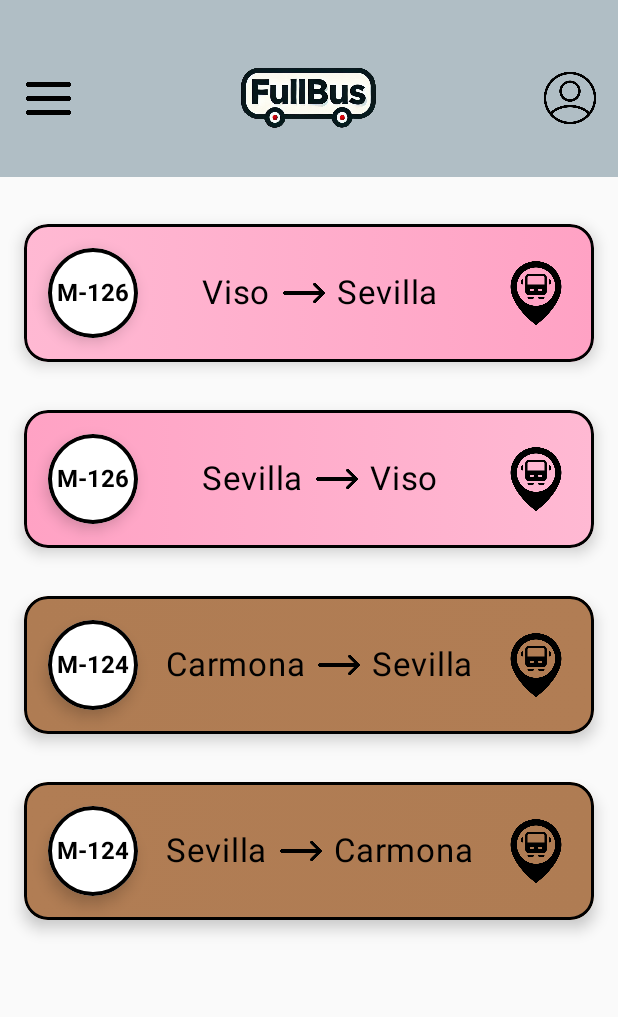
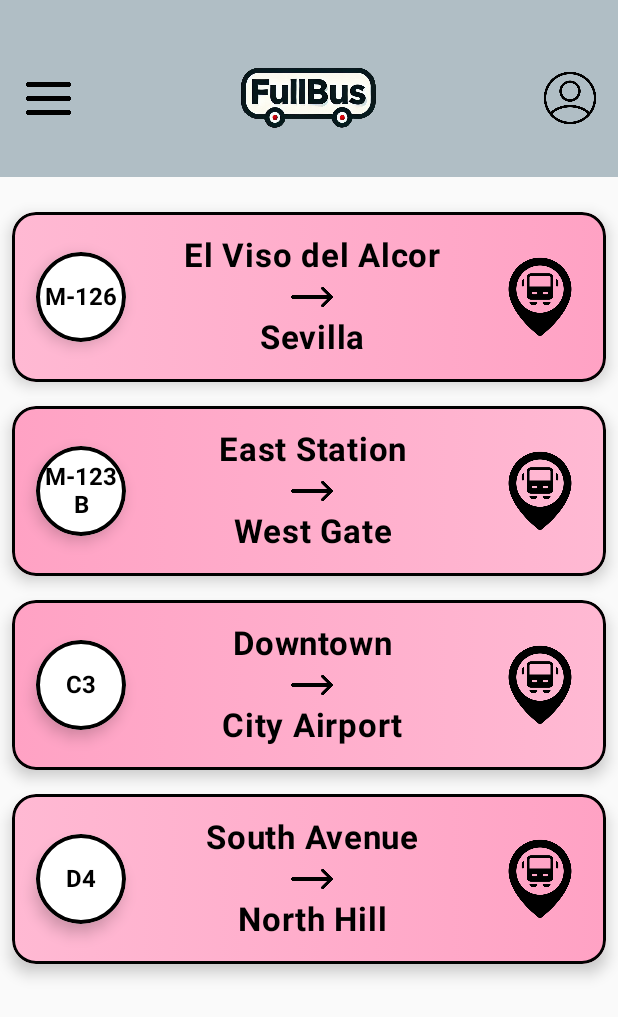
Before and after one commit to Adri833/FullBus, an Android app built with Jetpack Compose: the screen it shows after launch (MainActivity), on a phone screen of 412 x 824 dp. Shown: the top 1017 px of the screen. Run offline under Robolectric (Android 15) with nearby library versions, the phone set to English and light mode, and no system bars; our stand-ins replace AdMob, Dagger/Hilt's generated code; 1 statement that could not run was skipped.

Commit message:
Implementacion recycler y arreglos.

```diff
--- a/app/src/main/java/es/thatapps/fullbus/navigation/NavigationHost.kt
+++ b/app/src/main/java/es/thatapps/fullbus/navigation/NavigationHost.kt
@@ -7,7 +7,7 @@ import androidx.navigation.compose.composable
 import androidx.navigation.compose.rememberNavController
 import es.thatapps.fullbus.presentation.login.LoginScreen
 import es.thatapps.fullbus.presentation.register.RegisterScreen
-import es.thatapps.fullbus.presentation.main.MainScreen
+import es.thatapps.fullbus.presentation.home.presentation.MainScreen
 
 
 @Composable
--- a/app/src/main/java/es/thatapps/fullbus/presentation/components/BusInfoBox.kt
+++ b/app/src/main/java/es/thatapps/fullbus/presentation/components/BusInfoBox.kt
@@ -17,7 +17,9 @@ import androidx.compose.ui.draw.shadow
 import androidx.compose.ui.graphics.Brush
 import androidx.compose.ui.graphics.Color
 import androidx.compose.ui.res.painterResource
+import androidx.compose.ui.text.TextStyle
 import androidx.compose.ui.text.font.FontWeight.Companion.Bold
+import androidx.compose.ui.text.style.TextAlign
 import androidx.compose.ui.tooling.preview.Preview
 import androidx.compose.ui.unit.dp
 import androidx.compose.ui.unit.sp
@@ -30,13 +32,12 @@ fun BusInfoBox(
     backgroundColor2: Color,
     origin: String,
     destination: String,
-    busIcon: Int,
     onClick: () -> Unit // Maneja el click
 ) {
     Card(
         modifier = Modifier
             .fillMaxWidth()
-            .padding(16.dp)
+            .padding(8.dp)
             .shadow(elevation = 6.dp, shape = RoundedCornerShape(16.dp)) // Sombra
             .border(2.dp, Color.Black, shape = RoundedCornerShape(16.dp)) // Borde negro
             .clickable(onClick = onClick), // Hacer que el Card sea clicable
@@ -77,35 +78,60 @@ fun BusInfoBox(
                         text = lineNumber,
                         fontSize = 16.sp,
                         color = Color.Black,
-                        style = androidx.compose.ui.text.TextStyle( // negrita
-                            fontWeight = Bold))
+                        textAlign = TextAlign.Center,
+                        style = TextStyle(fontWeight = Bold), // negrita
+                        modifier = Modifier
+                            .width(50.dp)
+                    )
                 }
 
                 Spacer(modifier = Modifier.width(16.dp))
 
                 // Columna para origen y destino con la flecha
-                Row(
-                    verticalAlignment = Alignment.CenterVertically
+                Column(
+                    horizontalAlignment = Alignment.CenterHorizontally,
+                    modifier = Modifier
+                        .wrapContentSize()
                 ) {
-                    Text(text = origin, fontSize = 22.sp, color = Color.Black)
+                    Text(
+                        text = origin,
+                        fontSize = 22.sp,
+                        color = Color.Black,
+                        textAlign = TextAlign.Center,
+                        fontWeight = Bold,
+                        modifier = Modifier
+                            .width(180.dp)
+                    )
+
                     Spacer(modifier = Modifier.width(8.dp))
+
                     Image(
                         painter = painterResource(id = R.drawable.ic_arrow2),
                         contentDescription = "Arrow Icon",
                         modifier = Modifier.size(28.dp)
                     )
+
                     Spacer(modifier = Modifier.width(8.dp))
-                    Text(text = destination, fontSize = 22.sp, color = Color.Black)
+
+                    Text(
+                        text = destination,
+                        fontSize = 22.sp,
+                        color = Color.Black,
+                        textAlign = TextAlign.Center,
+                        fontWeight = Bold,
+                        modifier = Modifier
+                            .width(180.dp)
+                    )
                 }
-
 
                 Spacer(modifier = Modifier.width(16.dp))
 
                 // Ícono del bus a la derecha
                 Image(
-                    painter = painterResource(id = busIcon),
+                    modifier = Modifier
+                        .size(56.dp),
+                    painter = painterResource(id = R.drawable.ic_bus),
                     contentDescription = "Bus Icon",
-                    modifier = Modifier.size(45.dp)
                 )
             }
         }
@@ -119,9 +145,8 @@ fun PreviewBusInfoBox() {
         lineNumber = "M-126",
         backgroundColor1 = Color(0xFFffb9d3),
         backgroundColor2 = Color(0xFFffa2c4),
-        origin = "Viso",
+        origin = "El Viso del Alcor",
         destination = "Sevilla",
-        busIcon = R.drawable.ic_bus,
         onClick = {}
     )
 }
--- /dev/null
+++ b/app/src/main/java/es/thatapps/fullbus/presentation/home/domain/BusLineDomain.kt
@@ -0,0 +1,59 @@
+package es.thatapps.fullbus.presentation.home.domain
+
+import androidx.compose.ui.graphics.Color
+
+data class BusLineDomain(
+    val line: String,
+    val origin: String,
+    val destination: String,
+    val color: BusLineColorsDomain,
+)
+
+data class BusLineColorsDomain(
+    val colorBase: Color,
+    val colorAccent: Color,
+)
+
+object BusLineMockData {
+    // Obtenber lista mokeada
+    fun getMockBusLines(): List<BusLineDomain> {
+        return listOf(
+            BusLineDomain(
+                line = "M-126",
+                origin = "El Viso del Alcor",
+                destination = "Sevilla",
+                color = BusLineColorsDomain(
+                    colorBase = Color(0xFFffb9d3),
+                    colorAccent = Color(0xFFffa2c4)
+                )
+            ),
+            BusLineDomain(
+                line = "M-123B",
+                origin = "East Station",
+                destination = "West Gate",
+                color = BusLineColorsDomain(
+                    colorBase = Color(0xFFffa2c4),
+                    colorAccent = Color(0xFFffb9d3)
+                )
+            ),
+            BusLineDomain(
+                line = "C3",
+                origin = "Downtown",
+                destination = "City Airport",
+                color = BusLineColorsDomain(
+                    colorBase = Color(0xFFffa2c4),
+                    colorAccent = Color(0xFFffb9d3)
+                )
+            ),
+            BusLineDomain(
+                line = "D4",
+                origin = "South Avenue",
+                destination = "North Hill",
+                color = BusLineColorsDomain(
+                    colorBase = Color(0xFFffb9d3),
+                    colorAccent = Color(0xFFffa2c4)
+                )
+            ),
+        )
+    }
+}
--- /dev/null
+++ b/app/src/main/java/es/thatapps/fullbus/presentation/home/presentation/HomeScreen.kt
@@ -0,0 +1,78 @@
+package es.thatapps.fullbus.presentation.home.presentation
+
+import androidx.compose.foundation.layout.Arrangement
+import androidx.compose.foundation.layout.Column
+import androidx.compose.foundation.layout.PaddingValues
+import androidx.compose.foundation.layout.Spacer
+import androidx.compose.foundation.layout.fillMaxSize
+import androidx.compose.foundation.layout.height
+import androidx.compose.foundation.lazy.LazyColumn
+import androidx.compose.foundation.lazy.itemsIndexed
+import androidx.compose.runtime.Composable
+import androidx.compose.ui.Alignment
+import androidx.compose.ui.Modifier
+import androidx.compose.ui.platform.LocalContext
+import androidx.compose.ui.tooling.preview.Preview
+import androidx.compose.ui.unit.dp
+import androidx.hilt.navigation.compose.hiltViewModel
+import es.thatapps.fullbus.presentation.components.AdBanner
+import es.thatapps.fullbus.presentation.components.BusInfoBox
+import es.thatapps.fullbus.presentation.components.Header
+import es.thatapps.fullbus.presentation.home.domain.BusLineMockData
+
+@Composable
+fun MainScreen(
+    viewModel: HomeViewModel = hiltViewModel(),
+) {
+    val context = LocalContext.current
+
+    Column(
+        modifier = Modifier.fillMaxSize()
+    ) {
+        // Header sin padding para que ocupe toda la pantalla horizontalmente
+        Header()
+
+        Spacer(modifier = Modifier.height(15.dp))
+
+        // Contenido principal de la página con padding
+        Column(
+            modifier = Modifier
+                .fillMaxSize(),
+            verticalArrangement = Arrangement.Top,
+            horizontalAlignment = Alignment.CenterHorizontally
+        ) {
+            LazyColumn(content = {
+                itemsIndexed(BusLineMockData.getMockBusLines()) { _, item ->
+                    item.apply {
+                        BusInfoBox(
+                            lineNumber = line,
+                            backgroundColor1 = color.colorBase,
+                            backgroundColor2 = color.colorAccent,
+                            origin = origin,
+                            destination = destination,
+                        ) {
+//                            TODO onCLick
+                        }
+                    }
+                }
+            }, modifier = Modifier
+                .fillMaxSize()
+                .height(360.dp)
+            )
+
+            // Espacio en blanco hasta la parte inferior de la pantalla
+            Spacer(modifier = Modifier.weight(1f))
+
+            // Solo muestra el banner si el contexto no es nulo
+            AdBanner(context)
+
+            Spacer(modifier = Modifier.height(40.dp))
+        }
+    }
+}
+
+@Preview(showBackground = true)
+@Composable
+fun PreviewMainScreen() {
+    MainScreen()
+}
--- /dev/null
+++ b/app/src/main/java/es/thatapps/fullbus/presentation/home/presentation/HomeViewModel.kt
@@ -0,0 +1,15 @@
+package es.thatapps.fullbus.presentation.home.presentation
+
+import androidx.lifecycle.ViewModel
+import dagger.hilt.android.lifecycle.HiltViewModel
+import es.thatapps.fullbus.presentation.home.domain.BusLineColorsDomain
+import es.thatapps.fullbus.presentation.home.domain.BusLineDomain
+import javax.inject.Inject
+
+@HiltViewModel
+class HomeViewModel @Inject constructor(
+
+): ViewModel() {
+    // TODO implement
+
+}
--- a/app/src/main/java/es/thatapps/fullbus/presentation/main/MainScreen.kt
+++ /dev/null
@@ -1,100 +0,0 @@
-package es.thatapps.fullbus.presentation.main
-
-import android.widget.Toast
-import androidx.compose.foundation.layout.Arrangement
-import androidx.compose.foundation.layout.Column
-import androidx.compose.foundation.layout.Spacer
-import androidx.compose.foundation.layout.fillMaxSize
-import androidx.compose.foundation.layout.height
-import androidx.compose.runtime.Composable
-import androidx.compose.ui.Alignment
-import androidx.compose.ui.Modifier
-import androidx.compose.ui.graphics.Color
-import androidx.compose.ui.platform.LocalContext
-import androidx.compose.ui.tooling.preview.Preview
-import androidx.compose.ui.unit.dp
-import es.thatapps.fullbus.R
-import es.thatapps.fullbus.presentation.components.AdBanner
-import es.thatapps.fullbus.presentation.components.BusInfoBox
-import es.thatapps.fullbus.presentation.components.Header
-
-
-@Composable
-fun MainScreen() {
-    val context = LocalContext.current // Obtiene el contexto actual
-
-    Column(
-        modifier = Modifier.fillMaxSize()
-    ) {
-        // Header sin padding para que ocupe toda la pantalla horizontalmente
-        Header()
-
-        Spacer(modifier = Modifier.height(15.dp))
-
-        // Contenido principal de la página con padding
-        Column(
-            modifier = Modifier
-                .fillMaxSize(),
-            verticalArrangement = Arrangement.Top,
-            horizontalAlignment = Alignment.CenterHorizontally
-        ) {
-            // Viso -> Sevilla
-            BusInfoBox(
-                lineNumber = "M-126",
-                backgroundColor1 = Color(0xFFffb9d3), // Color rosa claro
-                backgroundColor2 = Color(0xFFffa2c4), // Color rosa oscuro
-                origin = "Viso",
-                destination = "Sevilla",
-                busIcon = R.drawable.ic_bus, // Logo del bus
-                onClick = { Toast.makeText(context, "Tontopolla", Toast.LENGTH_SHORT).show() }
-            )
-
-            // Sevilla -> Viso
-            BusInfoBox(
-                lineNumber = "M-126",
-                backgroundColor1 = Color(0xFFffa2c4), // Colores a la inversa
-                backgroundColor2 = Color(0xFFffb9d3),
-                origin = "Sevilla",
-                destination = "Viso",
-                busIcon = R.drawable.ic_bus,
-                onClick = { Toast.makeText(context, "Has clicado", Toast.LENGTH_SHORT).show() }
-            )
-
-            // Carmona -> Sevilla
-            BusInfoBox(
-                lineNumber = "M-124",
-                backgroundColor1 = Color(0xFFaf7c53),
-                backgroundColor2 = Color(0xFFB17D54),
-                origin = "Carmona",
-                destination = "Sevilla",
-                busIcon = R.drawable.ic_bus,
-                onClick = { Toast.makeText(context, "Carmona", Toast.LENGTH_SHORT).show() }
-            )
-
-            // Sevilla - Carmona
-            BusInfoBox(
-                lineNumber = "M-124",
-                backgroundColor1 = Color(0xFFB17D54),
-                backgroundColor2 = Color(0xFFaf7c53),
-                origin = "Sevilla",
-                destination = "Carmona",
-                busIcon = R.drawable.ic_bus,
-                onClick = { Toast.makeText(context, "Carmona 2", Toast.LENGTH_SHORT).show() }
-            )
-
-            // Espacio en blanco hasta la parte inferior de la pantalla
-            Spacer(modifier = Modifier.weight(1f))
-
-            // Solo muestra el banner si el contexto no es nulo
-            AdBanner(context)
-
-            Spacer(modifier = Modifier.height(40.dp))
-        }
-    }
-}
-
-@Preview(showBackground = true)
-@Composable
-fun PreviewMainScreen() {
-    MainScreen()
-}
--- a/app/src/main/java/es/thatapps/fullbus/presentation/register/RegisterViewModel.kt
+++ b/app/src/main/java/es/thatapps/fullbus/presentation/register/RegisterViewModel.kt
@@ -6,7 +6,7 @@ import com.google.firebase.auth.FirebaseAuthUserCollisionException
 import com.google.firebase.firestore.FirebaseFirestore
 import dagger.hilt.android.lifecycle.HiltViewModel
 import es.thatapps.fullbus.R
-import es.thatapps.fullbus.data.AuthRepository
+import es.thatapps.fullbus.data.remote.AuthRepository
 import kotlinx.coroutines.flow.MutableStateFlow
 import kotlinx.coroutines.flow.StateFlow
 import kotlinx.coroutines.launch
```
Also changed, not shown: app/src/main/java/es/thatapps/fullbus/data/remote/AuthRepository.kt (renamed from app/src/main/java/es/thatapps/fullbus/data/AuthRepository.kt, +4 -3 lines).
